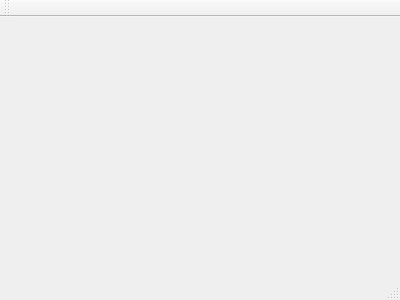
Above: trajectorydesigner/mainwindow.ui from nio1814/MRItrajectory before the change. Below: the same form after it.
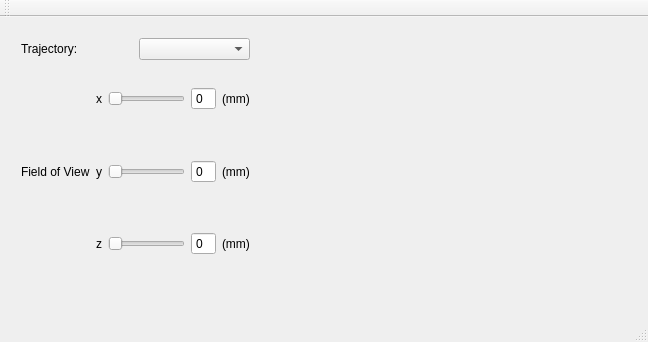
That is the form after the change.

Commit message: added non functional buttons

The edit to the form file:
```diff
--- a/trajectorydesigner/mainwindow.ui
+++ b/trajectorydesigner/mainwindow.ui
@@ -1,24 +1,177 @@
 <ui version="4.0">
  <class>MainWindow</class>
- <widget class="QMainWindow" name="MainWindow" >
-  <property name="geometry" >
+ <widget class="QMainWindow" name="MainWindow">
+  <property name="geometry">
    <rect>
     <x>0</x>
     <y>0</y>
-    <width>400</width>
-    <height>300</height>
+    <width>648</width>
+    <height>342</height>
    </rect>
   </property>
   <property name="windowTitle" >
    <string>MainWindow</string>
   </property>
-  <widget class="QMenuBar" name="menuBar" />
-  <widget class="QToolBar" name="mainToolBar" />
-  <widget class="QWidget" name="centralWidget" />
-  <widget class="QStatusBar" name="statusBar" />
+  <widget class="QWidget" name="centralWidget">
+   <widget class="QWidget" name="verticalLayoutWidget">
+    <property name="geometry">
+     <rect>
+      <x>10</x>
+      <y>10</y>
+      <width>251</width>
+      <height>261</height>
+     </rect>
+    </property>
+    <layout class="QVBoxLayout" name="verticalLayout">
+     <item>
+      <layout class="QHBoxLayout" name="horizontalLayout">
+       <item>
+        <widget class="QLabel" name="label">
+         <property name="text">
+          <string>Trajectory: </string>
+         </property>
+        </widget>
+       </item>
+       <item>
+        <widget class="QComboBox" name="trajectoryComboBox"/>
+       </item>
+      </layout>
+     </item>
+     <item>
+      <layout class="QHBoxLayout" name="horizontalLayout_5">
+       <item>
+        <widget class="QLabel" name="label_2">
+         <property name="text">
+          <string>Field of View</string>
+         </property>
+        </widget>
+       </item>
+       <item>
+        <layout class="QVBoxLayout" name="verticalLayout_2">
+         <item>
+          <layout class="QHBoxLayout" name="horizontalLayout_2">
+           <item>
+            <widget class="QLabel" name="label_3">
+             <property name="text">
+              <string>x</string>
+             </property>
+            </widget>
+           </item>
+           <item>
+            <widget class="QSlider" name="fieldOfViewXSlider">
+             <property name="orientation">
+              <enum>Qt::Horizontal</enum>
+             </property>
+            </widget>
+           </item>
+           <item>
+            <widget class="QSpinBox" name="fieldOfViewXSpinBox">
+             <property name="buttonSymbols">
+              <enum>QAbstractSpinBox::NoButtons</enum>
+             </property>
+            </widget>
+           </item>
+           <item>
+            <widget class="QLabel" name="label_4">
+             <property name="text">
+              <string>(mm)</string>
+             </property>
+            </widget>
+           </item>
+          </layout>
+         </item>
+         <item>
+          <layout class="QHBoxLayout" name="fieldOfViewYLayout">
+           <item>
+            <widget class="QLabel" name="label_5">
+             <property name="text">
+              <string>y</string>
+             </property>
+            </widget>
+           </item>
+           <item>
+            <widget class="QSlider" name="fieldOfViewYSlider">
+             <property name="orientation">
+              <enum>Qt::Horizontal</enum>
+             </property>
+            </widget>
+           </item>
+           <item>
+            <widget class="QSpinBox" name="fieldOfViewYSpinBox">
+             <property name="buttonSymbols">
+              <enum>QAbstractSpinBox::NoButtons</enum>
+             </property>
+            </widget>
+           </item>
+           <item>
+            <widget class="QLabel" name="label_6">
+             <property name="text">
+              <string>(mm)</string>
+             </property>
+            </widget>
+           </item>
+          </layout>
+         </item>
+         <item>
+          <layout class="QHBoxLayout" name="horizontalLayout_4">
+           <item>
+            <widget class="QLabel" name="label_7">
+             <property name="text">
+              <string>z</string>
+             </property>
+            </widget>
+           </item>
+           <item>
+            <widget class="QSlider" name="fieldOfViewZSlider">
+             <property name="orientation">
+              <enum>Qt::Horizontal</enum>
+             </property>
+            </widget>
+           </item>
+           <item>
+            <widget class="QSpinBox" name="fieldOfViewZSpinBox">
+             <property name="buttonSymbols">
+              <enum>QAbstractSpinBox::NoButtons</enum>
+             </property>
+            </widget>
+           </item>
+           <item>
+            <widget class="QLabel" name="label_8">
+             <property name="text">
+              <string>(mm)</string>
+             </property>
+            </widget>
+           </item>
+          </layout>
+         </item>
+        </layout>
+       </item>
+      </layout>
+     </item>
+    </layout>
+   </widget>
+  </widget>
+  <widget class="QMenuBar" name="menuBar">
+   <property name="geometry">
+    <rect>
+     <x>0</x>
+     <y>0</y>
+     <width>648</width>
+     <height>21</height>
+    </rect>
+   </property>
+  </widget>
+  <widget class="QToolBar" name="mainToolBar">
+   <attribute name="toolBarArea">
+    <enum>TopToolBarArea</enum>
+   </attribute>
+   <attribute name="toolBarBreak">
+    <bool>false</bool>
+   </attribute>
+  </widget>
+  <widget class="QStatusBar" name="statusBar"/>
  </widget>
- <layoutDefault spacing="6" margin="11" />
- <pixmapfunction></pixmapfunction>
+ <layoutdefault spacing="6" margin="11"/>
  <resources/>
  <connections/>
 </ui>
```
Left out of the diff: 3 changed lines with no effect on the pictures. The commit also changes 5 other files.
